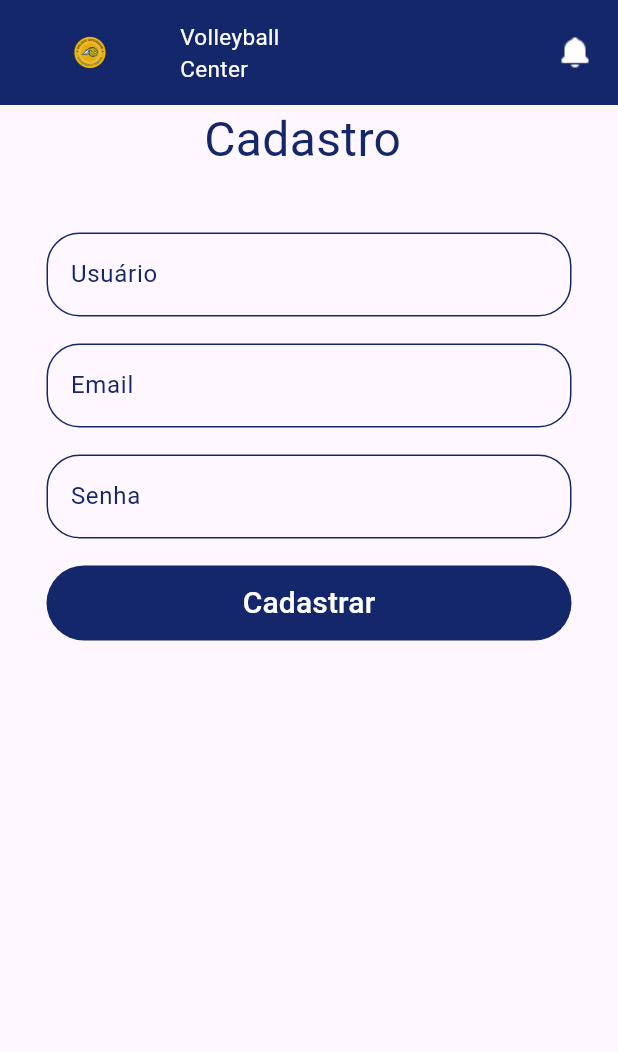
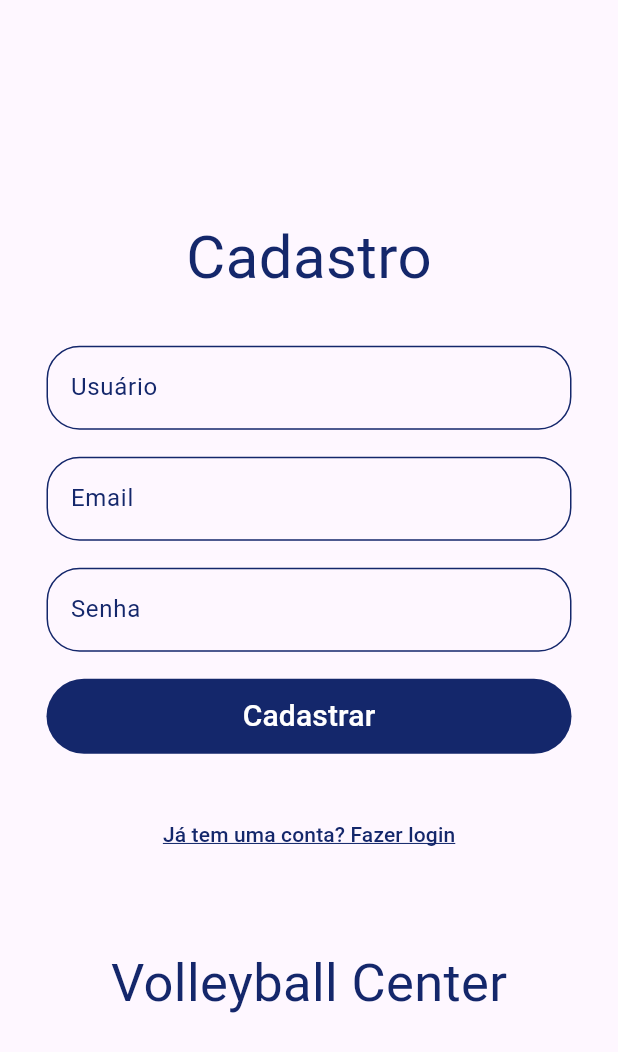
Before and after one commit to JayOta/Volleyball-Center-Mobile, a Flutter app: the screen it shows after launch, item 5 of the bottom bar chosen, after a tap on "Cadastre-se", on a phone screen of 412 x 824 dp. Shown: the top 1052 px of the screen. Run offline on Flutter 3.47's test engine with Material 3 defaults, Android fonts, the light colour scheme and no system bars; our stand-ins replace firebase_auth, firebase_core, google_sign_in; accounts and stored records are empty.

Commit message:
Update "menuBar", "login.dart", "cadastro.dart"

```diff
--- a/lib/cadastro.dart
+++ b/lib/cadastro.dart
@@ -1,5 +1,6 @@
 import 'package:flutter/material.dart';
-import 'navbar.dart';
+import 'package:volleyball_center_mobile/main.dart';
+import 'package:volleyball_center_mobile/navbar.dart';
 
 class Cadastro extends StatelessWidget {
   const Cadastro({super.key});
@@ -7,24 +8,16 @@ class Cadastro extends StatelessWidget {
   @override
   Widget build(BuildContext context) {
     return Scaffold(
-      appBar: const Navbar(),
       body: Center(
+        child: SingleChildScrollView(
           child: Column(
-
+            mainAxisAlignment: MainAxisAlignment.center,
             children: [
-            Positioned(
-              bottom: 100,
-              left: 20,
-              child: SizedBox(
-                width: 140,
-                height: 35,
-                child: Text(
+              Text(
                 "Cadastro",
-                  style: TextStyle(color: Color(0xFF14276B), fontSize: 32),
+                style: TextStyle(color: Color(0xFF14276B), fontSize: 40),
               ),
-              ),
-            ),
-            SizedBox(height: 50),
+              SizedBox(height: 30),
               input('Usuário'),
               SizedBox(height: 18),
               input('Email'),
@@ -38,14 +31,40 @@ class Cadastro extends StatelessWidget {
                   style: ButtonStyle(
                     backgroundColor: WidgetStatePropertyAll(Color(0xFF14276B)),
                   ),
-                onPressed: () {},
+                  onPressed: () {
+                    // Aqui você pode adicionar a lógica de cadastro com Firebase ou outro backend
+                    Navigator.pushReplacement(
+                      context,
+                      MaterialPageRoute(builder: (context) => MyApp()),
+                    );
+                  },
                   child: Text(
                     "Cadastrar",
                     style: TextStyle(color: Colors.white, fontSize: 20),
                   ),
                 ),
               ),
+              SizedBox(height: 30),
+              TextButton(
+                onPressed: () {
+                  Navigator.pop(context); // Volta para o login
+                },
+                child: Text(
+                  'Já tem uma conta? Fazer login',
+                  style: TextStyle(
+                    color: Color(0xFF14276B),
+                    decoration: TextDecoration.underline,
+                    decorationColor: Color(0xFF14276B),
+                  ),
+                ),
+              ),
+              SizedBox(height: 50),
+              Text(
+                'Volleyball Center',
+                style: TextStyle(color: Color(0xFF14276B), fontSize: 35),
+              ),
             ],
+          ),
         ),
       ),
     );
@@ -55,6 +74,7 @@ class Cadastro extends StatelessWidget {
     return SizedBox(
       width: 350,
       child: TextField(
+        obscureText: placeholder == 'Senha',
         decoration: InputDecoration(
           labelText: placeholder,
           labelStyle: TextStyle(color: Color(0xFF14276B)),
@@ -68,40 +88,10 @@ class Cadastro extends StatelessWidget {
           ),
           focusedBorder: OutlineInputBorder(
             borderRadius: BorderRadius.circular(22),
-            borderSide: BorderSide(
-              color: Color(0xFF14276B),
-              width: 2,
-            ),
+            borderSide: BorderSide(color: Color(0xFF14276B), width: 2),
           ),
         ),
       ),
     );
   }
-
-  Container linha(Color cor) {
-    return Container(
-      width: 100,
-      height: 1,
-      color: cor,
-    );
 }
-
-  Container loginIcon(AssetImage image) {
-    return Container(
-        width: 65,
-        height: 35,
-        decoration: BoxDecoration(
-            border: Border.all(
-              color: const Color.fromARGB(221, 70, 70, 70),
-              width: 1,
-              style: BorderStyle.solid,
-            ),
-            borderRadius: BorderRadius.circular(5)),
-        child: TextButton(
-          onPressed: () {},
-          child: Image(
-            image: image,
-          ),
-        ));
-  }
-}
--- a/lib/login.dart
+++ b/lib/login.dart
@@ -28,8 +28,7 @@ class Login extends StatelessWidget {
               height: 50,
               child: TextButton(
                 style: ButtonStyle(
-                  backgroundColor:
-                  WidgetStatePropertyAll(Color(0xFF14276B)),
+                  backgroundColor: WidgetStatePropertyAll(Color(0xFF14276B)),
                 ),
                 onPressed: () {},
                 child: Text(
@@ -53,9 +52,11 @@ class Login extends StatelessWidget {
             Row(
               mainAxisAlignment: MainAxisAlignment.center,
               children: [
-                loginIcon(AssetImage('assets/images/google.png'), 'Google', context),
+                loginIcon(
+                    AssetImage('assets/images/google.png'), "Google", context),
                 SizedBox(width: 20),
-                loginIcon(AssetImage('assets/images/facebook.png'), 'Face', context),
+                loginIcon(
+                    AssetImage('assets/images/facebook.png'), 'Face', context),
               ],
             ),
             SizedBox(height: 40),
@@ -80,8 +81,7 @@ class Login extends StatelessWidget {
                       onPressed: () {
                         Navigator.push(
                           context,
-                          MaterialPageRoute(
-                              builder: (context) => Cadastro()),
+                          MaterialPageRoute(builder: (context) => Cadastro()),
                         );
                       },
                       child: Text(
@@ -138,7 +138,7 @@ class Login extends StatelessWidget {
     if (googleUser == null) return;
 
     final GoogleSignInAuthentication googleAuth =
-    await googleUser.authentication;
+        await googleUser.authentication;
 
     final AuthCredential credential = GoogleAuthProvider.credential(
       accessToken: googleAuth.accessToken,
@@ -147,7 +147,7 @@ class Login extends StatelessWidget {
 
     try {
       final UserCredential userCredential =
-      await FirebaseAuth.instance.signInWithCredential(credential);
+          await FirebaseAuth.instance.signInWithCredential(credential);
 
       final User? user = userCredential.user;
       final String? idToken = await user?.getIdToken();
@@ -173,20 +173,36 @@ class Login extends StatelessWidget {
 
   Container loginIcon(AssetImage image, String name, BuildContext context) {
     return Container(
-      padding: EdgeInsets.all(1),
+      padding: const EdgeInsets.all(0),
       decoration: BoxDecoration(
-        border: Border.all(color: Colors.white),
-        borderRadius: BorderRadius.circular(10),
-        color: Colors.grey[100],
-
+        color: Color.fromARGB(255, 248, 248, 248),
+        border: Border.all(color: Colors.transparent),
+        borderRadius: BorderRadius.circular(50), // mais arredondado
+        boxShadow: const [
+          BoxShadow(
+            color: Colors.black12, // sombra suave
+            blurRadius: 10, // suavidade
+            offset: Offset(0, 6), // deslocamento vertical
+          ),
+        ],
       ),
       child: TextButton(
+        style: TextButton.styleFrom(
+          shape: RoundedRectangleBorder(
+            borderRadius: BorderRadius.circular(50),
+          ),
+          padding: EdgeInsets.all(20),
+        ),
         onPressed: () {
           if (name == "Google") {
             loginGoogle(context);
           }
         },
-        child: Image(image: image, width: 40, height: 40,),
+        child: Image(
+          image: image,
+          width: 40,
+          height: 30,
+        ),
       ),
     );
   }
--- a/lib/main.dart
+++ b/lib/main.dart
@@ -132,6 +132,26 @@ class HomePage extends StatelessWidget {
               ),
             ],
           ),
+        ),
+        SizedBox(
+          height: 10,
+        ),
+        Container(
+          width: 100,
+          child: Row(
+            children: [
+              Image.asset(
+                "assets/images/jogo-3.jpg",
+                width: 200,
+                height: 100,
+              ),
+              Image.asset(
+                "assets/images/jogo-3.jpg",
+                width: 200,
+                height: 100,
+              ),
+            ],
+          ),
         )
       ]),
     );
--- a/lib/menuBar.dart
+++ b/lib/menuBar.dart
@@ -1,7 +1,7 @@
 import 'package:flutter/material.dart';
 
 class MenuBarFile extends StatefulWidget {
-  final Function(int) onItemSelected; // Função para trocar de página
+  final Function(int) onItemSelected;
   const MenuBarFile({super.key, required this.onItemSelected});
 
   @override
@@ -13,40 +13,52 @@ class _MenuBarFileState extends State<MenuBarFile> {
 
   @override
   Widget build(BuildContext context) {
-    return NavigationBar(
-      selectedIndex: _selectedIndex,
-      onDestinationSelected: (int index) {
+    return Theme(
+      data: Theme.of(context).copyWith(
+        splashColor: Colors.transparent, // Remove o splash
+        highlightColor: Colors.transparent, // Remove o highlight
+      ),
+      child: BottomNavigationBar(
+        currentIndex: _selectedIndex,
+        onTap: (int index) {
           setState(() {
             _selectedIndex = index;
           });
-        widget.onItemSelected(index); // Chama a função para trocar a página
+          widget.onItemSelected(index); // Função para trocar de página
         },
-      height: 75,
+        type: BottomNavigationBarType
+            .fixed, // Mantém os ícones visíveis mesmo com 5 itens
         backgroundColor: const Color(0xFF14276b),
-      indicatorColor: Colors.transparent,
-      overlayColor: WidgetStatePropertyAll(Colors.amber),
-      destinations: [
-        NavigationDestination(
-          icon: Image.asset("assets/images/vector.png", width: 30, height: 30),
-          label: "",
+        selectedItemColor: Colors.white,
+        unselectedItemColor: Colors.white70,
+        showSelectedLabels: false,
+        showUnselectedLabels: false,
+        items: [
+          BottomNavigationBarItem(
+            icon:
+                Image.asset("assets/images/vector.png", width: 30, height: 30),
+            label: '',
           ),
-        NavigationDestination(
-          icon: Image.asset("assets/images/notices.png", width: 30, height: 30),
-          label: "",
+          BottomNavigationBarItem(
+            icon:
+                Image.asset("assets/images/notices.png", width: 30, height: 30),
+            label: '',
           ),
-        NavigationDestination(
+          BottomNavigationBarItem(
             icon: Image.asset("assets/images/home.png", width: 45, height: 45),
-          label: "",
+            label: '',
           ),
-        NavigationDestination(
+          BottomNavigationBarItem(
             icon: Image.asset("assets/images/loja.png", width: 30, height: 30),
-          label: "",
+            label: '',
           ),
-        NavigationDestination(
-          icon: Image.asset("assets/images/perfil.png", width: 30, height: 30),
-          label: "",
+          BottomNavigationBarItem(
+            icon:
+                Image.asset("assets/images/perfil.png", width: 30, height: 30),
+            label: '',
           ),
         ],
+      ),
     );
   }
 }
```
Also changed, not shown: lib/noticias.dart (+4 -5 lines). Lines whose indentation alone changed are shown as unchanged.
